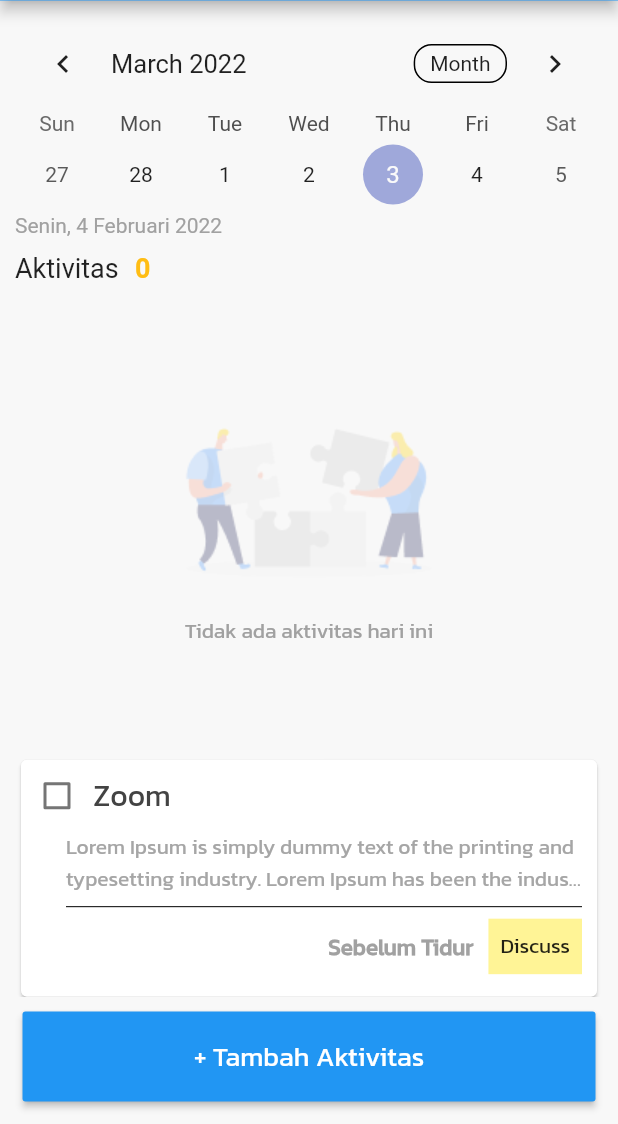
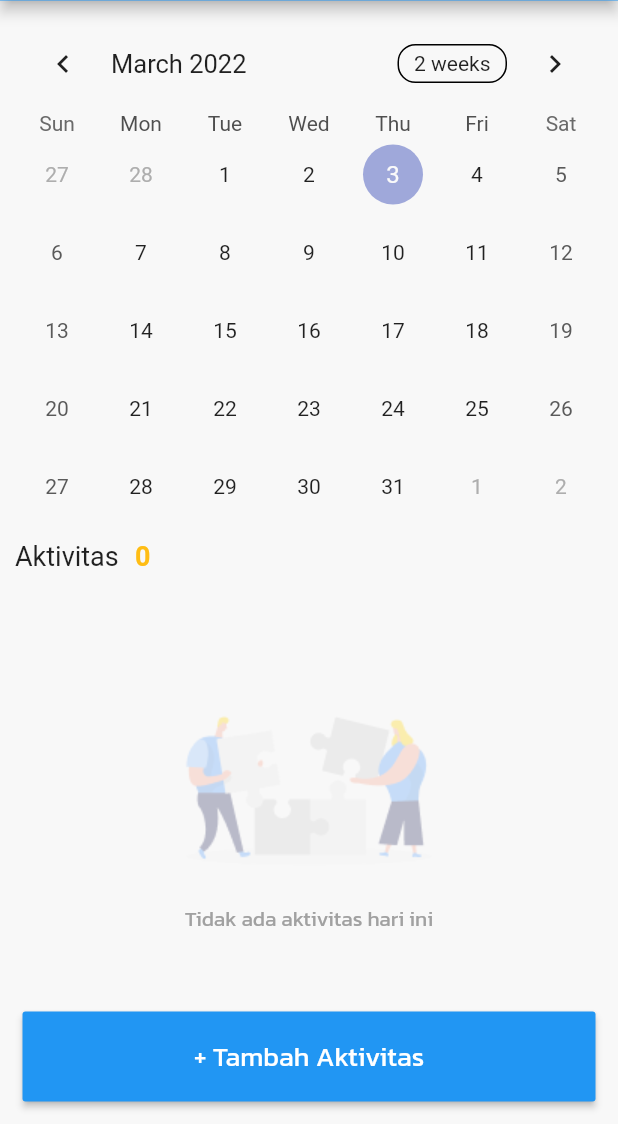
Before and after one commit to hrswcksono/logbook_mobile, a Flutter app: the screen it shows after launch, on a phone screen of 412 x 824 dp, the part 112-1236 px from its top. Run offline on Flutter 3.47's test engine with Material 2 defaults, Android fonts, the phone set to English and light mode, and no system bars; drawn by our look-alikes of table_calendar; our stand-ins replace get.

Commit message:
table kalender

```diff
--- /dev/null
+++ b/lib/app/modules/home/views/basics_example.dart
@@ -0,0 +1,55 @@
+// Copyright 2019 Aleksander Woźniak
+// SPDX-License-Identifier: Apache-2.0
+
+import 'package:flutter/material.dart';
+import 'package:table_calendar/table_calendar.dart';
+
+class ShowCalendarTable extends StatefulWidget {
+  @override
+  _ShowCalendarTableState createState() => _ShowCalendarTableState();
+}
+
+class _ShowCalendarTableState extends State<ShowCalendarTable> {
+  CalendarFormat _calendarFormat = CalendarFormat.month;
+  DateTime _focusedDay = DateTime.now();
+  DateTime? _selectedDay;
+
+  @override
+  Widget build(BuildContext context) {
+    return TableCalendar(
+      firstDay: DateTime(2010),
+      lastDay: DateTime(2040),
+      focusedDay: _focusedDay,
+      calendarFormat: _calendarFormat,
+      selectedDayPredicate: (day) {
+        // Use `selectedDayPredicate` to determine which day is currently selected.
+        // If this returns true, then `day` will be marked as selected.
+
+        // Using `isSameDay` is recommended to disregard
+        // the time-part of compared DateTime objects.
+        return isSameDay(_selectedDay, day);
+      },
+      onDaySelected: (selectedDay, focusedDay) {
+        if (!isSameDay(_selectedDay, selectedDay)) {
+          // Call `setState()` when updating the selected day
+          setState(() {
+            _selectedDay = selectedDay;
+            _focusedDay = focusedDay;
+          });
+        }
+      },
+      onFormatChanged: (format) {
+        if (_calendarFormat != format) {
+          // Call `setState()` when updating calendar format
+          setState(() {
+            _calendarFormat = format;
+          });
+        }
+      },
+      onPageChanged: (focusedDay) {
+        // No need to call `setState()` here
+        _focusedDay = focusedDay;
+      },
+    );
+  }
+}
--- a/lib/app/modules/home/views/hari_ini_view.dart
+++ b/lib/app/modules/home/views/hari_ini_view.dart
@@ -2,6 +2,7 @@ import 'package:flutter/material.dart';
 
 import 'package:get/get.dart';
 import 'package:logbook_mobile/app/modules/home/controllers/home_controller.dart';
+import 'package:logbook_mobile/app/modules/home/views/basics_example.dart';
 import 'package:logbook_mobile/app/modules/home/views/item_list_view.dart';
 import 'package:table_calendar/table_calendar.dart';
 
@@ -19,25 +20,7 @@ class HariIniView extends GetView<HomeController> {
         child: SingleChildScrollView(
             child: Column(
           children: [
-            TableCalendar(
-              firstDay: DateTime(2018, 1, 13),
-              lastDay: DateTime(2050, 1, 13),
-              focusedDay: DateTime.now(),
-              calendarFormat: CalendarFormat.week,
-              onFormatChanged: (_) {
-                CalendarFormat.month;
-              },
-            ),
-            Align(
-              alignment: Alignment.centerLeft,
-              child: Text(
-                "Senin, 4 Februari 2022",
-                style: TextStyle(
-                  fontSize: 14,
-                  color: Color.fromRGBO(161, 161, 161, 1),
-                ),
-              ),
-            ),
+            ShowCalendarTable(),
             Padding(
               padding: EdgeInsets.only(top: 10),
               child: Row(
```
Also changed, not shown: lib/app/modules/detail_aktivitas/views/detail_aktivitas_view.dart (+0 -11 lines).
